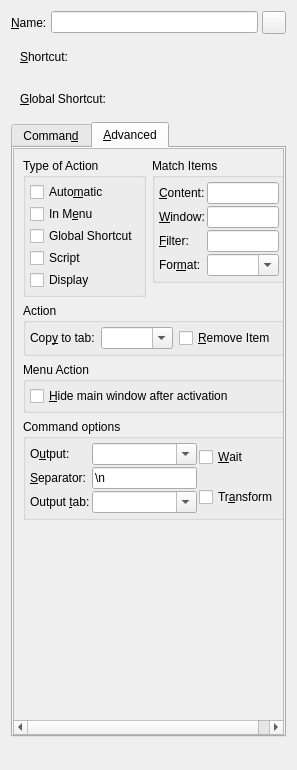
Before: the Qt Designer form src/ui/commandwidget.ui in hluk/CopyQ, drawn with Qt 5.
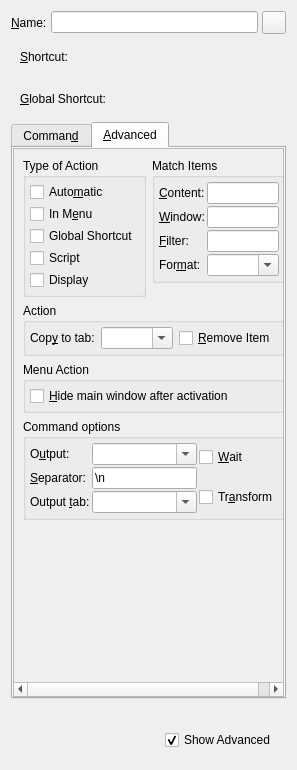
After: the same form once the commit is applied. The open tabs and pages were chosen to show the change. Custom widgets are drawn as their Qt base class.

Commit message: Revert "Show Advanced" check box

Patch:
```diff
--- a/src/ui/commandwidget.ui
+++ b/src/ui/commandwidget.ui
@@ -129,6 +129,12 @@
    </item>
    <item>
     <widget class="QTabWidget" name="tabWidget">
+     <property name="sizePolicy">
+      <sizepolicy hsizetype="Expanding" vsizetype="Expanding">
+       <horstretch>0</horstretch>
+       <verstretch>1</verstretch>
+      </sizepolicy>
+     </property>
      <property name="currentIndex">
       <number>0</number>
      </property>
@@ -192,7 +198,7 @@
             <x>0</x>
             <y>0</y>
             <width>277</width>
-            <height>596</height>
+            <height>556</height>
            </rect>
           </property>
           <layout class="QVBoxLayout" name="verticalLayout_6">
@@ -635,20 +641,44 @@
     </widget>
    </item>
    <item>
-    <widget class="QWidget" name="widgetAdvanced" native="true">
-     <layout class="QVBoxLayout" name="verticalLayout_8">
-      <property name="leftMargin">
-       <number>0</number>
-      </property>
-      <property name="topMargin">
-       <number>0</number>
-      </property>
-      <property name="rightMargin">
-       <number>0</number>
-      </property>
-      <property name="bottomMargin">
-       <number>0</number>
-      </property>
+    <spacer name="verticalSpacer_2">
+     <property name="orientation">
+      <enum>Qt::Vertical</enum>
+     </property>
+     <property name="sizeHint" stdset="0">
+      <size>
+       <width>20</width>
+       <height>0</height>
+      </size>
+     </property>
+    </spacer>
+   </item>
+   <item>
+    <widget class="QWidget" name="widget" native="true">
+     <layout class="QHBoxLayout" name="horizontalLayout_5">
+      <item>
+       <spacer name="horizontalSpacer_3">
+        <property name="orientation">
+         <enum>Qt::Horizontal</enum>
+        </property>
+        <property name="sizeHint" stdset="0">
+         <size>
+          <width>134</width>
+          <height>20</height>
+         </size>
+        </property>
+       </spacer>
+      </item>
+      <item>
+       <widget class="QCheckBox" name="checkBoxShowAdvanced">
+        <property name="text">
+         <string>Show Advanced</string>
+        </property>
+        <property name="checked">
+         <bool>true</bool>
+        </property>
+       </widget>
+      </item>
      </layout>
     </widget>
    </item>
```
The commit also changes 2 other files.
